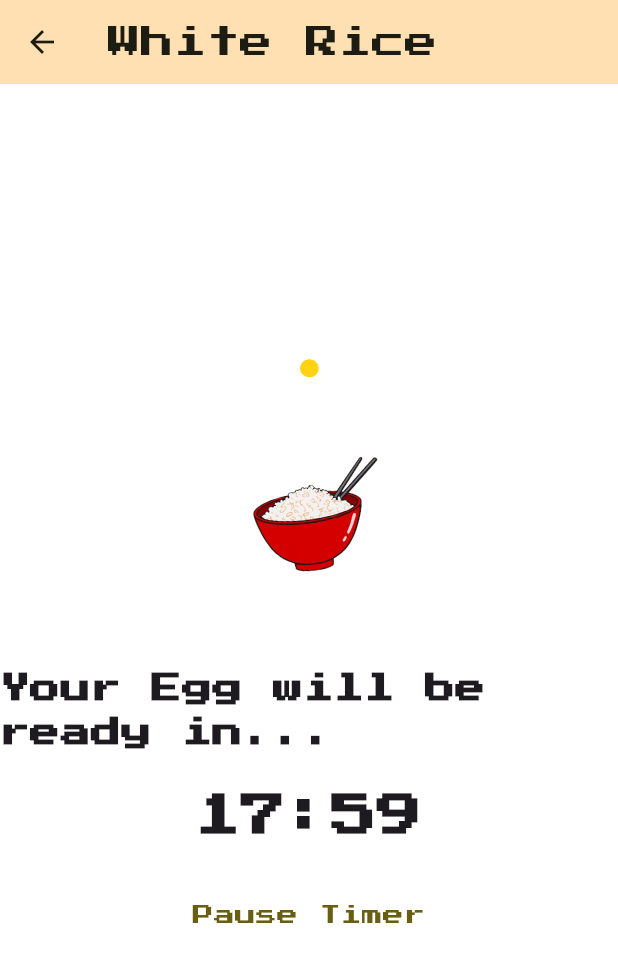
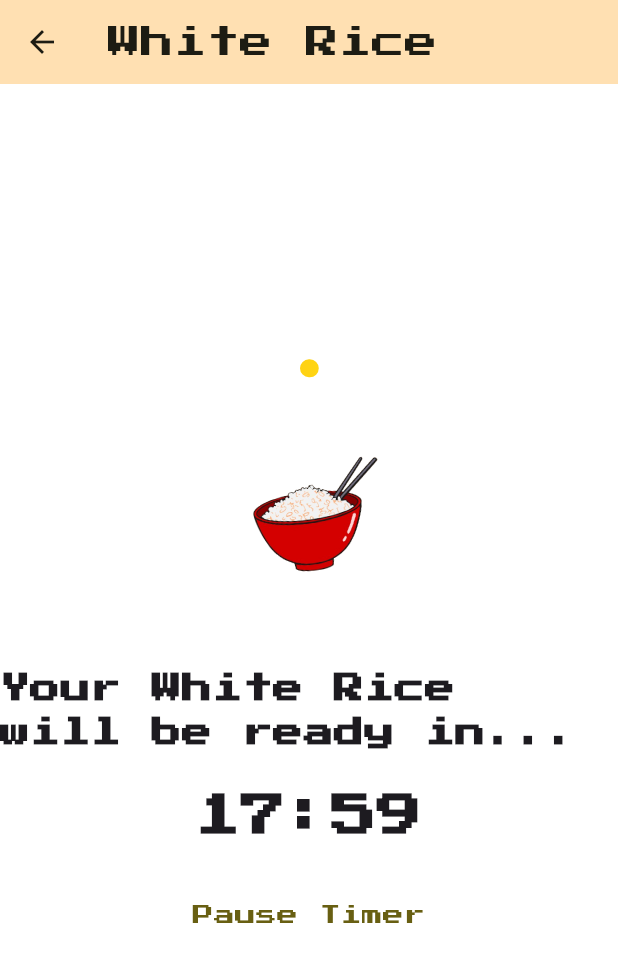
Before and after one commit to ManahilAmeer/Cute-Little-Timer-App, a Flutter app: the EggHomePage screen opened directly, after a tap on "White Rice", on a phone screen of 412 x 824 dp. Shown: the top 962 px of the screen. Run offline on Flutter 3.47's test engine with Material 3 defaults, Android fonts, the phone set to English and light mode, and no system bars; our stand-ins replace audioplayers, google_fonts, lottie.

Commit message:
Added the variable text

```diff
--- a/lib/EggTimerPage.dart
+++ b/lib/EggTimerPage.dart
@@ -9,11 +9,14 @@ class EggTimerPage extends StatefulWidget {
   final String label;
   final String imageAsset;
 
+  final animationAsset;
+
   const EggTimerPage({
     Key? key,
     required this.seconds,
     required this.label,
     required this.imageAsset,
+    required this.animationAsset
   }) : super(key: key);
 
   @override
@@ -24,6 +27,7 @@ class _EggTimerPageState extends State<EggTimerPage> with TickerProviderStateMix
   late int _remaining;
   Timer? _timer;
   bool _done = false;
+  final label = "Label";
   final _player = AudioPlayer();
 
   late AnimationController _boilController;
@@ -32,7 +36,6 @@ class _EggTimerPageState extends State<EggTimerPage> with TickerProviderStateMix
   void initState() {
     super.initState();
     _remaining = widget.seconds;
-
     // Timer countdown
     _timer = Timer.periodic(const Duration(seconds: 1), (t) {
       if (_remaining > 0) {
@@ -85,9 +88,10 @@ class _EggTimerPageState extends State<EggTimerPage> with TickerProviderStateMix
           mainAxisAlignment: MainAxisAlignment.center,
           children: [
             // Crack animation
-            Lottie.asset("assets/animations/egg_crack.json", width: 400),
+            Lottie.asset(widget.animationAsset, width: 400),
             const SizedBox(height: 30),
-            const Text("Your egg is ready! 🎉", style: TextStyle(fontSize: 30)),
+
+            Text('Your ${widget.label}  is ready! 🎉', style: const TextStyle(fontSize: 30)),
             const SizedBox(height: 30),
             ElevatedButton(
               onPressed: () => Navigator.pop(context),
@@ -118,9 +122,9 @@ class _EggTimerPageState extends State<EggTimerPage> with TickerProviderStateMix
               ],
             ),
             const SizedBox(height: 20),
-            const Text(
-              "Your Egg will be ready in...",
-              style: TextStyle(fontSize: 20, fontWeight: FontWeight.bold),
+            Text(
+              'Your ${widget.label} will be ready in...',
+              style: const TextStyle(fontSize: 20, fontWeight: FontWeight.bold),
             ),
             const SizedBox(height: 20),
 
--- a/lib/timer_home_page.dart
+++ b/lib/timer_home_page.dart
@@ -3,7 +3,9 @@ import 'EggTimerPage.dart';
 
 class EggHomePage extends StatefulWidget {
   final Map<String, Map<String, Object?>> eggOptions;
-  const EggHomePage({super.key,required this.eggOptions});
+
+  final animationAsset;
+  const EggHomePage({super.key,required this.eggOptions, required this.animationAsset});
   @override
   _EggHomePageState createState() => _EggHomePageState();
 
@@ -13,23 +15,6 @@ class _EggHomePageState extends State<EggHomePage> with TickerProviderStateMixin
   int _selectedTime = 0; // seconds
   late AnimationController _wiggleController;
 
-  // final eggOptions = {
-  //   "Soft 🥚": {
-  //     "time": .25 * 60,
-  //     "color": Colors.pink[100],
-  //     "assets":"assets/images/soft-boiled-egg.png"
-  //   },
-  //   "Medium 🍳": {
-  //     "time": 7 * 60,
-  //     "color": Colors.orange[100],
-  //     "assets":"assets/images/egg.png"
-  //   },
-  //   "Hard 🍽️": {
-  //     "time": 10 * 60,
-  //     "color": Colors.brown[100],
-  //     "assets":"assets/images/hard-boiled-egg.png"
-  //   },
-  // };
 
   @override
   void initState() {
@@ -71,6 +56,7 @@ class _EggHomePageState extends State<EggHomePage> with TickerProviderStateMixin
                         // Image.asset(entry.value["assets"] as String,height: 120),
                         const SizedBox(height: 20),
 
+                        // Text(entry.value["assets"] as String),
                         ChoiceChip(
                           label: Text(entry.key,),
                           selected: _selectedTime == entry.value["time"],
@@ -85,6 +71,7 @@ class _EggHomePageState extends State<EggHomePage> with TickerProviderStateMixin
                                   seconds: _selectedTime,
                                   label: entry.key,
                                   imageAsset: entry.value["assets"] as String,
+                                  animationAsset : widget.animationAsset ,
                                 ),
                               ),
                             );
```
Also changed, not shown: lib/main_page.dart (+8 -3 lines).
